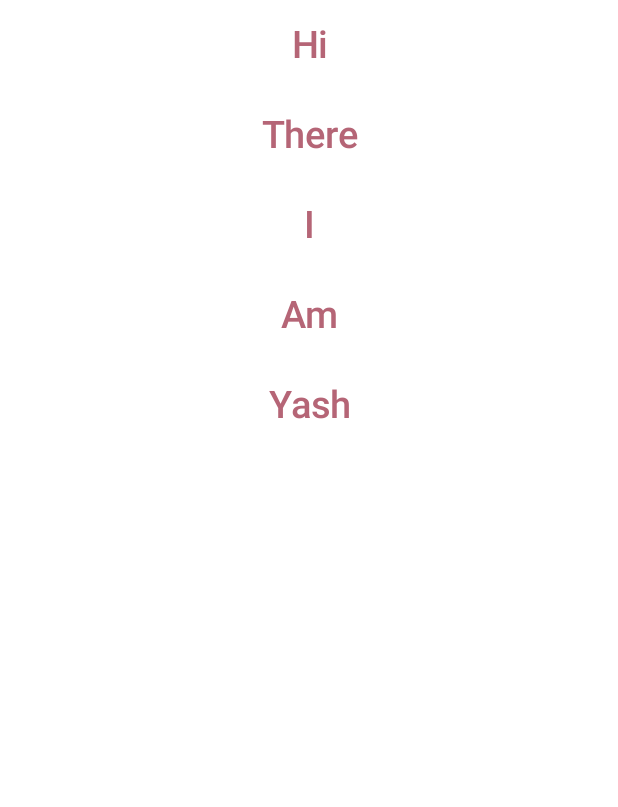
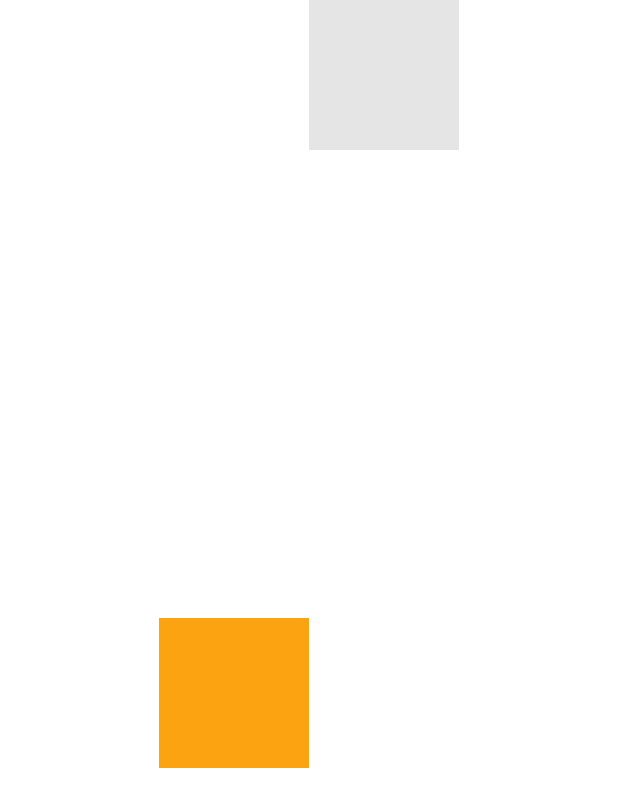
Before and after one commit to Yash-Raj-Singh/FirstCompose, an Android app built with Jetpack Compose: the screen it shows after launch (MainActivity), on a phone screen of 412 x 824 dp. Shown: the top 807 px of the screen. Run offline under Robolectric (Android 15) with nearby library versions, the phone set to English and light mode, and no system bars; our stand-ins replace constraintlayout-compose.

Commit message:
Learned to use constraint layout

```diff
--- a/app/build.gradle
+++ b/app/build.gradle
@@ -50,16 +50,18 @@ android {
 dependencies {
 
     implementation 'androidx.core:core-ktx:1.7.0'
-    implementation 'androidx.appcompat:appcompat:1.4.0'
-    implementation 'com.google.android.material:material:1.4.0'
+    implementation 'androidx.appcompat:appcompat:1.4.1'
+    implementation 'com.google.android.material:material:1.5.0'
     implementation "androidx.compose.ui:ui:$compose_version"
     implementation "androidx.compose.material:material:$compose_version"
     implementation "androidx.compose.ui:ui-tooling-preview:$compose_version"
-    implementation 'androidx.lifecycle:lifecycle-runtime-ktx:2.3.1'
-    implementation 'androidx.activity:activity-compose:1.3.0-alpha06'
+    implementation 'androidx.lifecycle:lifecycle-runtime-ktx:2.4.0'
+    implementation 'androidx.activity:activity-compose:1.4.0'
     testImplementation 'junit:junit:4.+'
     androidTestImplementation 'androidx.test.ext:junit:1.1.3'
     androidTestImplementation 'androidx.test.espresso:espresso-core:3.4.0'
     androidTestImplementation "androidx.compose.ui:ui-test-junit4:$compose_version"
     debugImplementation "androidx.compose.ui:ui-tooling:$compose_version"
+
+    implementation "androidx.constraintlayout:constraintlayout-compose:1.0.0"
 }
--- a/app/src/main/java/com/example/firstcompose/MainActivity.kt
+++ b/app/src/main/java/com/example/firstcompose/MainActivity.kt
@@ -4,6 +4,7 @@ import android.os.Bundle
 import android.widget.Toast
 import androidx.activity.ComponentActivity
 import androidx.activity.compose.setContent
+import androidx.compose.foundation.background
 import androidx.compose.foundation.layout.*
 import androidx.compose.foundation.lazy.LazyColumn
 import androidx.compose.foundation.lazy.itemsIndexed
@@ -15,10 +16,15 @@ import androidx.compose.runtime.*
 import androidx.compose.ui.Alignment
 import androidx.compose.ui.Modifier
 import androidx.compose.ui.graphics.Color
+import androidx.compose.ui.layout.layoutId
 import androidx.compose.ui.text.font.FontWeight
 import androidx.compose.ui.text.style.TextAlign
 import androidx.compose.ui.unit.dp
 import androidx.compose.ui.unit.sp
+import androidx.constraintlayout.compose.ChainStyle
+import androidx.constraintlayout.compose.ConstraintLayout
+import androidx.constraintlayout.compose.ConstraintSet
+import androidx.constraintlayout.compose.Dimension
 import kotlinx.coroutines.launch
 
 
@@ -26,63 +32,36 @@ class MainActivity : ComponentActivity() {
     override fun onCreate(savedInstanceState: Bundle?) {
         super.onCreate(savedInstanceState)
         setContent {
+            val constraints = ConstraintSet {
+                val greenBox = createRefFor("green")
+                val redBox = createRefFor("red")
 
-           //HARD CODING LIST
+                val guideline = createGuidelineFromTop(0.5f)
 
-//            val scrollState = rememberScrollState()
-//            Column(
-//                modifier = Modifier.verticalScroll(scrollState)
-//            ) {
-//                for (i in 1..500)
-//                {
-//                    Text(
-//                        text = "Item $i",
-//                        fontSize = 25.sp,
-//                        color = Color(0xFFb56576),
-//                        fontWeight = FontWeight.SemiBold,
-//                        textAlign = TextAlign.Center,
-//                        modifier = Modifier
-//                            .fillMaxWidth()
-//                            .padding(15.dp)
-//                    )
-//                }
-//            }
+                constrain(greenBox){
+                    top.linkTo(guideline)
+                    start.linkTo(parent.start)
+                    width = Dimension.value(100.dp)
+                    height = Dimension.value(100.dp)
+                }
+                constrain(redBox){
+                    top.linkTo(parent.top)
+                    start.linkTo(greenBox.end)
+                    width = Dimension.value(100.dp)
+                    height = Dimension.value(100.dp)
+                }
 
-
-            //USING LAZY-COLUMN
-
-//            LazyColumn{
-//                items(5000) {
-//                    Text(
-//                        text = "Item $it",
-//                        fontSize = 25.sp,
-//                        color = Color(0xFFb56576),
-//                        fontWeight = FontWeight.SemiBold,
-//                        textAlign = TextAlign.Center,
-//                        modifier = Modifier
-//                            .fillMaxWidth()
-//                            .padding(15.dp)
-//                    )
-//                }
-//            }
-
-            //USING LAZY-COLUMN TO SHOW ITEMS OF A LIST ( list can be of anything )
-
-            LazyColumn{
-                itemsIndexed(
-                    listOf("Hi","There","I","Am","Yash")
-                ) { index, string->
-                    Text(
-                        text = string,
-                        fontSize = 25.sp,
-                        color = Color(0xFFb56576),
-                        fontWeight = FontWeight.SemiBold,
-                        textAlign = TextAlign.Center,
-                        modifier = Modifier
-                            .fillMaxWidth()
-                            .padding(15.dp)
-                    )
-                }
+                createHorizontalChain(greenBox, redBox, chainStyle = ChainStyle.Packed)
+            }
+            ConstraintLayout(constraints, modifier = Modifier.fillMaxSize()) {
+                Box(modifier = Modifier
+                    .background(Color(0xfffca311))
+                    .layoutId("green")
+                )
+                Box(modifier = Modifier
+                    .background(Color(0xffe5e5e5))
+                    .layoutId("red")
+                )
             }
         }
     }
```
